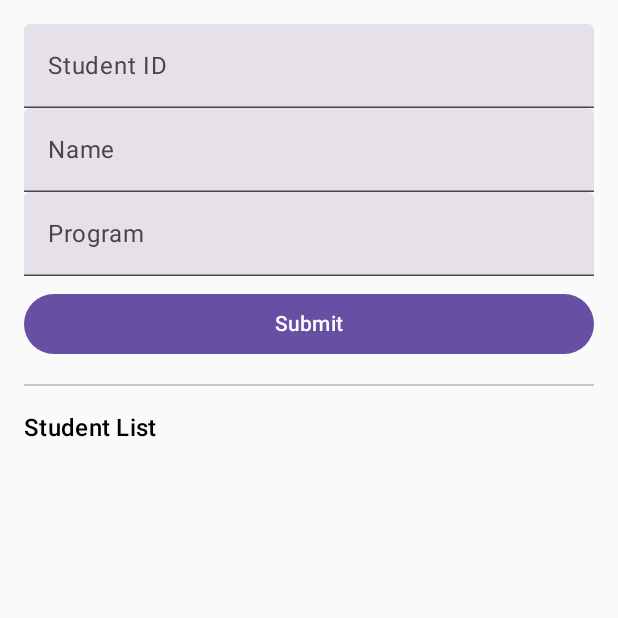
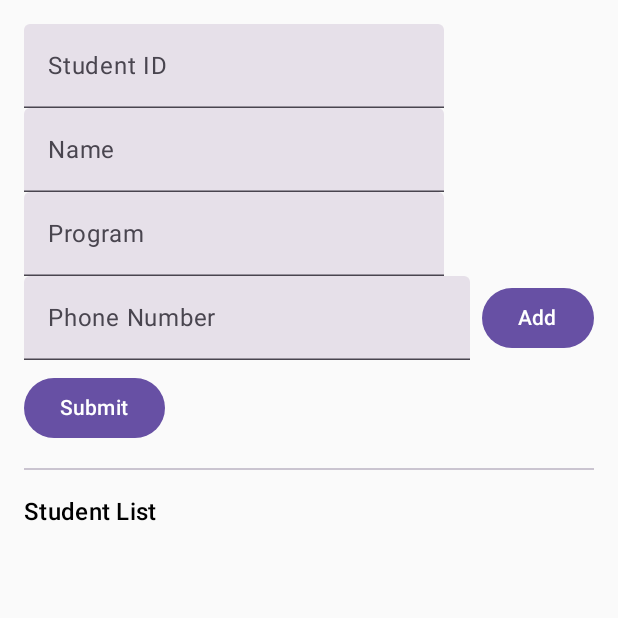
Before and after one commit to khalebandhyka/66721_MAPModulWeek8, an Android app built with Jetpack Compose: the screen it shows after launch (MainActivity), after a tap on "Submit", on a phone screen of 412 x 824 dp, the top half of it. Run offline under Robolectric (Android 15) with nearby library versions, the phone set to English and light mode, and no system bars; our stand-ins replace Firebase (no records; nobody signed in at launch, a user with empty details on screens opened directly).

Commit message:
Check Point 3 Modul Week 8

```diff
--- a/app/src/main/java/com/example/firebaseapp/Student.kt
+++ b/app/src/main/java/com/example/firebaseapp/Student.kt
@@ -3,5 +3,6 @@ package com.example.firebaseapp
 data class Student(
     val id: String = "",
     val name: String = "",
-    val program: String = ""
+    val program: String = "",
+    val phones: List<String> = emptyList()
 )
--- a/app/src/main/java/com/example/firebaseapp/StudentRegistrationScreen.kt
+++ b/app/src/main/java/com/example/firebaseapp/StudentRegistrationScreen.kt
@@ -5,65 +5,79 @@ import androidx.compose.foundation.lazy.LazyColumn
 import androidx.compose.foundation.lazy.items
 import androidx.compose.material3.*
 import androidx.compose.runtime.*
+import androidx.compose.ui.Alignment
 import androidx.compose.ui.Modifier
 import androidx.compose.ui.unit.dp
 import androidx.lifecycle.viewmodel.compose.viewModel
 
 @Composable
-fun StudentRegistrationScreen(viewModel: StudentViewModel = viewModel()) {
+fun StudentRegistrationScreen(viewModel: StudentViewModel =
+                                  viewModel()) {
     var studentId by remember { mutableStateOf("") }
     var name by remember { mutableStateOf("") }
     var program by remember { mutableStateOf("") }
-
-    Column(
-        modifier = Modifier
-            .padding(16.dp)
-            .fillMaxSize()
-    ) {
-        TextField(
-            value = studentId,
-            onValueChange = { studentId = it },
-            label = { Text("Student ID") },
-            modifier = Modifier.fillMaxWidth()
-        )
-        TextField(
-            value = name,
-            onValueChange = { name = it },
-            label = { Text("Name") },
-            modifier = Modifier.fillMaxWidth()
-        )
-        TextField(
-            value = program,
-            onValueChange = { program = it },
-            label = { Text("Program") },
-            modifier = Modifier.fillMaxWidth()
-        )
-        Button(
-            onClick = {
-                if (studentId.isNotBlank() && name.isNotBlank() && program.isNotBlank()) {
-                    viewModel.addStudent(Student(studentId, name, program))
-                    studentId = ""
-                    name = ""
-                    program = ""
+    var currentPhone by remember { mutableStateOf("") }
+    var phoneList by remember { mutableStateOf(listOf<String>()) }
+    Column(modifier = Modifier
+        .padding(16.dp)
+        .fillMaxSize()) {
+        TextField(value = studentId, onValueChange = { studentId = it },
+            label = { Text("Student ID") })
+        TextField(value = name, onValueChange = { name = it }, label = {
+            Text("Name") })
+        TextField(value = program, onValueChange = { program = it },
+            label = { Text("Program") })
+        Row(verticalAlignment = Alignment.CenterVertically) {
+            TextField(
+                value = currentPhone,
+                onValueChange = { currentPhone = it },
+                label = { Text("Phone Number") },
+                modifier = Modifier.weight(1f)
+            )
+            Button(onClick = {
+                if (currentPhone.isNotBlank()) {
+                    phoneList = phoneList + currentPhone
+                    currentPhone = ""
                 }
-            },
-            modifier = Modifier
-                .padding(top = 8.dp)
-                .fillMaxWidth()
-        ) {
+            }, modifier = Modifier.padding(start = 8.dp)) {
+                Text("Add")
+            }
+        }
+        if (phoneList.isNotEmpty()) {
+            Text("Phone Numbers:", style =
+            MaterialTheme.typography.labelLarge)
+            phoneList.forEach {
+                Text("- $it")
+            }
+        }
+        Button(onClick = {
+            viewModel.addStudent(Student(studentId, name, program,
+                phoneList))
+            studentId = ""
+            name = ""
+            program = ""
+            phoneList = listOf()
+        }, modifier = Modifier.padding(top = 8.dp)) {
             Text("Submit")
         }
-
         Divider(modifier = Modifier.padding(vertical = 16.dp))
-
-        Text(
-            text = "Student List",
-            style = MaterialTheme.typography.titleMedium
-        )
-
+        Text("Student List", style =
+        MaterialTheme.typography.titleMedium)
         LazyColumn {
             items(viewModel.students) { student ->
-                Text(text = "${student.id} - ${student.name} - ${student.program}")
+                Column(modifier = Modifier.padding(8.dp)) {
+                    Text("ID: ${student.id}")
+                    Text("Name: ${student.name}")
+                    Text("Program: ${student.program}")
+                    if (student.phones.isNotEmpty()) {
+                        Text("Phones:")
+                        student.phones.forEach {
+                            Text("- $it", style =
+                            MaterialTheme.typography.bodySmall)
+                        }
+                    }
+                    Divider()
+                }
             }
         }
     }
--- a/app/src/main/java/com/example/firebaseapp/StudentViewModel.kt
+++ b/app/src/main/java/com/example/firebaseapp/StudentViewModel.kt
@@ -12,28 +12,26 @@ class StudentViewModel : ViewModel() {
     private val db = Firebase.firestore
     var students by mutableStateOf(listOf<Student>())
         private set
-
     init {
         fetchStudents()
     }
-
     fun addStudent(student: Student) {
         val studentMap = hashMapOf(
             "id" to student.id,
             "name" to student.name,
-            "program" to student.program
+            "program" to student.program,
+            "phones" to student.phones
         )
         db.collection("students")
             .add(studentMap)
             .addOnSuccessListener {
-                Log.d("Firestore", "DocumentSnapshot added with ID:${it.id}")
+                Log.d("Firestore", "DocumentSnapshot added with ID: ${it.id}")
                 fetchStudents()
             }
             .addOnFailureListener { e ->
                 Log.w("Firestore", "Error adding document", e)
             }
     }
-
     private fun fetchStudents() {
         db.collection("students")
             .get()
@@ -43,12 +41,15 @@ class StudentViewModel : ViewModel() {
                     val id = document.getString("id") ?: ""
                     val name = document.getString("name") ?: ""
                     val program = document.getString("program") ?: ""
-                    list.add(Student(id, name, program))
+                    val phones = document.get("phones") as? List<String>
+                        ?: emptyList()
+                    list.add(Student(id, name, program, phones))
                 }
                 students = list
             }
             .addOnFailureListener { exception ->
-                Log.w("Firestore", "Error getting documents.", exception)
+                Log.w("Firestore", "Error getting documents.",
+                    exception)
             }
     }
 }
```
